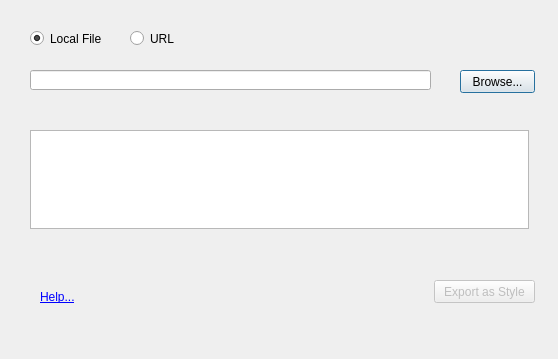
The window that ui_svg2color.ui (MSBilgin/SVG2ColoR) describes before a commit, drawn with Qt 5.
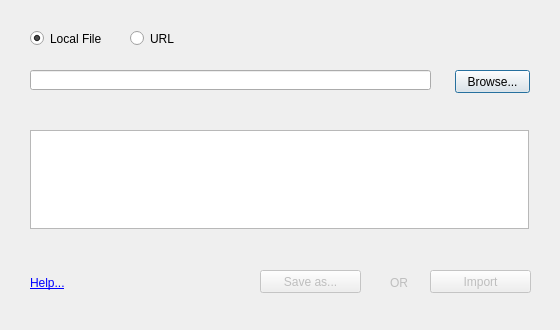
The same window after the commit.

The edit to the form file:
```diff
--- a/ui_svg2color.ui
+++ b/ui_svg2color.ui
@@ -6,10 +6,16 @@
    <rect>
     <x>0</x>
     <y>0</y>
-    <width>558</width>
-    <height>359</height>
+    <width>560</width>
+    <height>330</height>
    </rect>
   </property>
+  <property name="sizePolicy">
+   <sizepolicy hsizetype="Fixed" vsizetype="Fixed">
+    <horstretch>0</horstretch>
+    <verstretch>0</verstretch>
+   </sizepolicy>
+  </property>
   <property name="windowTitle">
    <string>SVG2ColoR</string>
   </property>
@@ -29,7 +35,7 @@
   <widget class="QPushButton" name="pushButton">
    <property name="geometry">
     <rect>
-     <x>460</x>
+     <x>455</x>
      <y>70</y>
      <width>75</width>
      <height>23</height>
@@ -45,23 +51,23 @@
    </property>
    <property name="geometry">
     <rect>
-     <x>434</x>
-     <y>280</y>
+     <x>260</x>
+     <y>270</y>
      <width>101</width>
      <height>23</height>
     </rect>
    </property>
    <property name="text">
-    <string>Export as Style</string>
+    <string>Save as...</string>
    </property>
   </widget>
   <widget class="QLabel" name="label_2">
    <property name="geometry">
     <rect>
-     <x>40</x>
-     <y>290</y>
-     <width>46</width>
-     <height>13</height>
+     <x>30</x>
+     <y>275</y>
+     <width>91</width>
+     <height>16</height>
     </rect>
    </property>
    <property name="styleSheet">
@@ -98,7 +104,7 @@
     <rect>
      <x>30</x>
      <y>30</y>
-     <width>82</width>
+     <width>101</width>
      <height>17</height>
     </rect>
    </property>
@@ -122,6 +128,38 @@
     <string>URL</string>
    </property>
   </widget>
+  <widget class="QPushButton" name="pushButton_3">
+   <property name="enabled">
+    <bool>false</bool>
+   </property>
+   <property name="geometry">
+    <rect>
+     <x>430</x>
+     <y>270</y>
+     <width>101</width>
+     <height>23</height>
+    </rect>
+   </property>
+   <property name="text">
+    <string>Import</string>
+   </property>
+  </widget>
+  <widget class="QLabel" name="label">
+   <property name="enabled">
+    <bool>false</bool>
+   </property>
+   <property name="geometry">
+    <rect>
+     <x>390</x>
+     <y>275</y>
+     <width>51</width>
+     <height>16</height>
+    </rect>
+   </property>
+   <property name="text">
+    <string>OR</string>
+   </property>
+  </widget>
  </widget>
  <resources/>
  <connections/>
```
